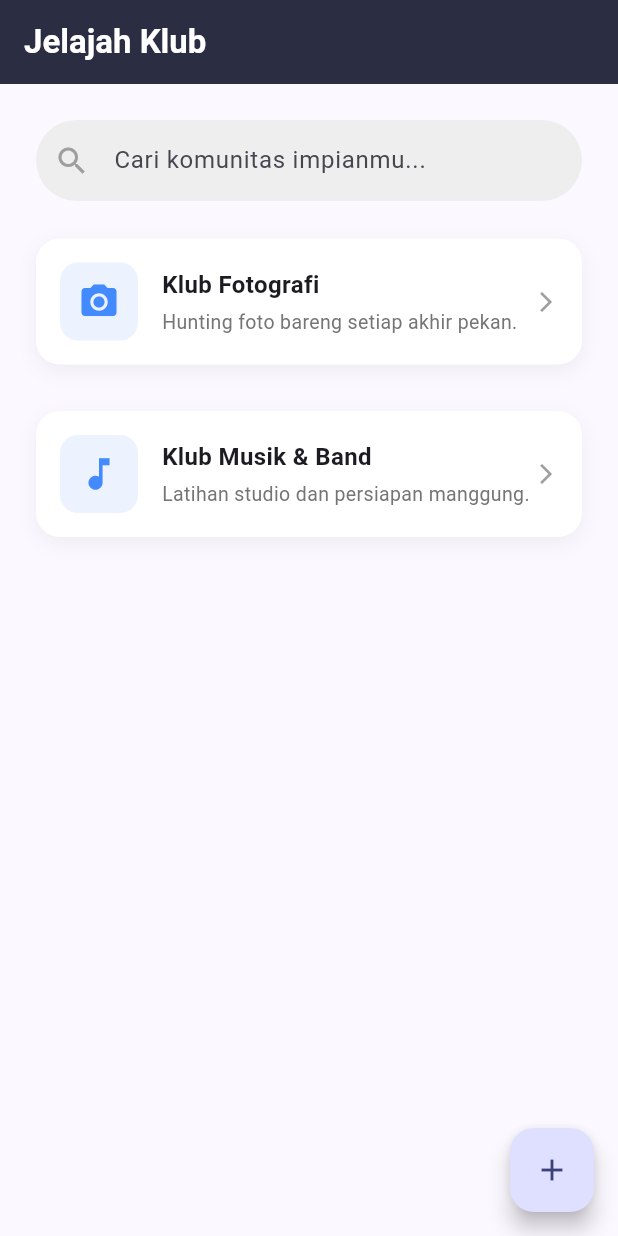
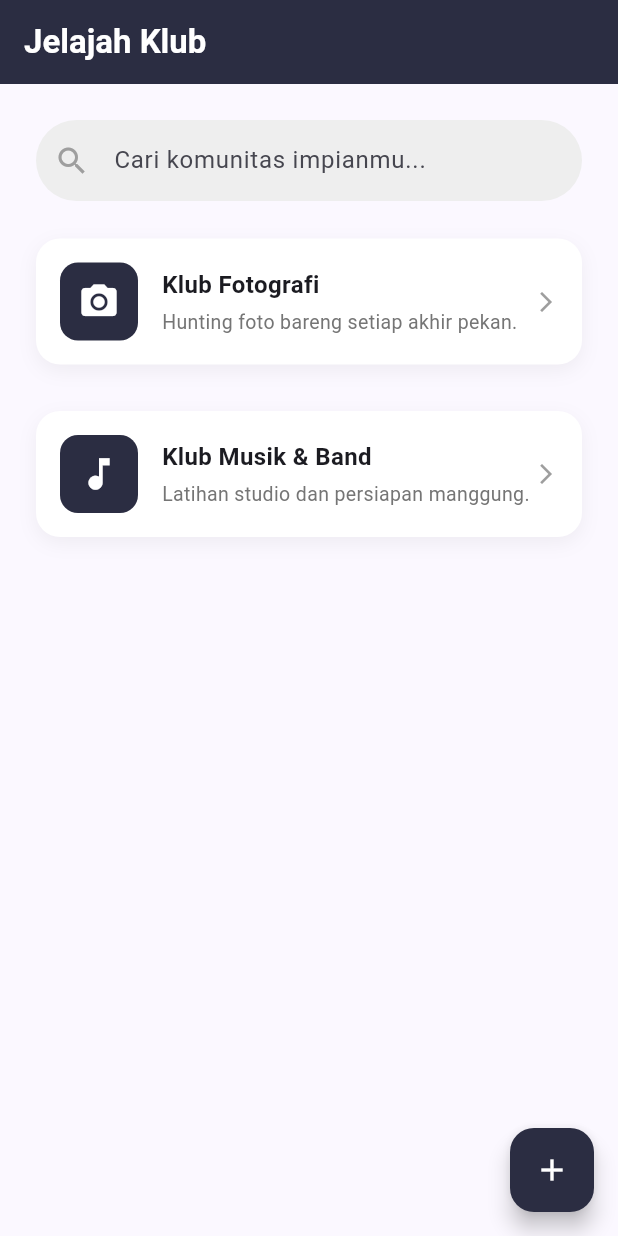
Before and after one commit to BryanDjong5/uts-mobprog, a Flutter app: the ExploreClubsPage screen opened directly, on a phone screen of 412 x 824 dp. Run offline on Flutter 3.47's test engine with Material 3 defaults, Android fonts, the phone set to English and light mode, and no system bars; our stand-ins replace firebase_core; accounts and stored records are empty.

Commit message:
style: update warna latar dan ikon club

```diff
--- a/lib/screens/home_screen.dart
+++ b/lib/screens/home_screen.dart
@@ -205,6 +205,8 @@ class _ExploreClubsPageState extends State<ExploreClubsPage> {
         automaticallyImplyLeading: false,
       ),
       floatingActionButton: FloatingActionButton(
+        backgroundColor: const Color(0xFF2B2D42),
+        foregroundColor: Colors.white,
         onPressed: () {
           Navigator.push(
             context,
--- a/lib/widgets/club_card.dart
+++ b/lib/widgets/club_card.dart
@@ -41,10 +41,10 @@ class ClubCard extends StatelessWidget {
                 Container(
                   padding: const EdgeInsets.all(12),
                   decoration: BoxDecoration(
-                    color: Colors.blueAccent.withOpacity(0.1),
+                    color: const Color(0xFF2B2D42),
                     borderRadius: BorderRadius.circular(12),
                   ),
-                  child: Icon(iconData, color: Colors.blueAccent, size: 28), // Memanggil iconData
+                  child: Icon(iconData, color: Colors.white, size: 28), // Memanggil iconData
                 ),
                 const SizedBox(width: 16),
                 Expanded(
```
